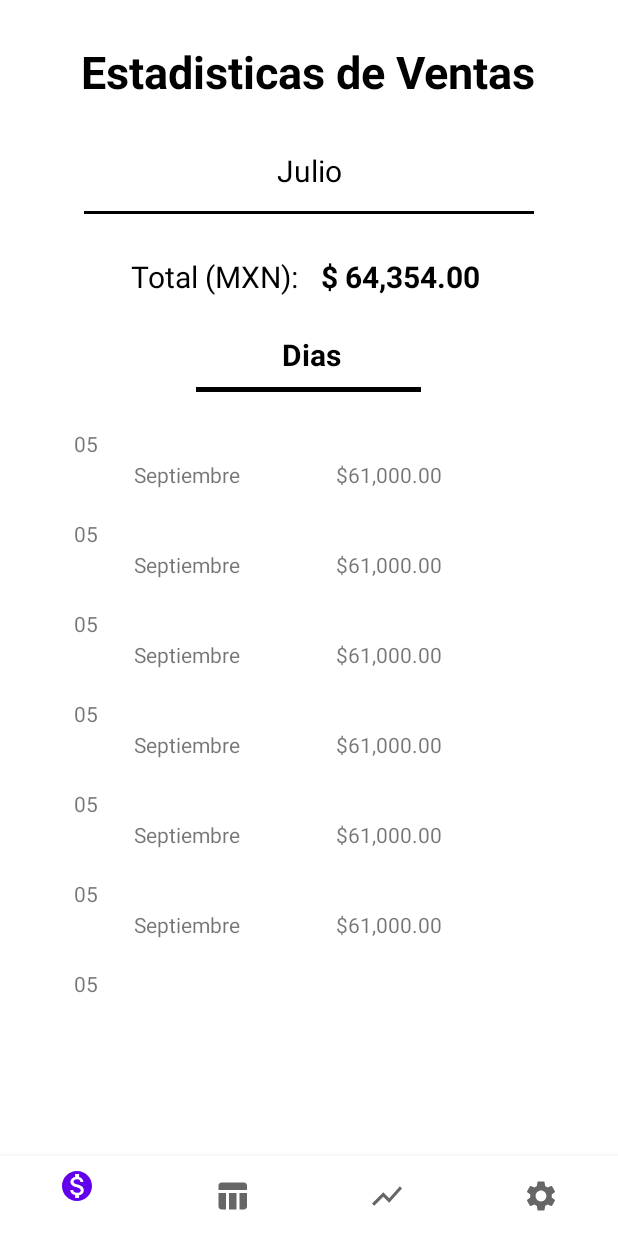
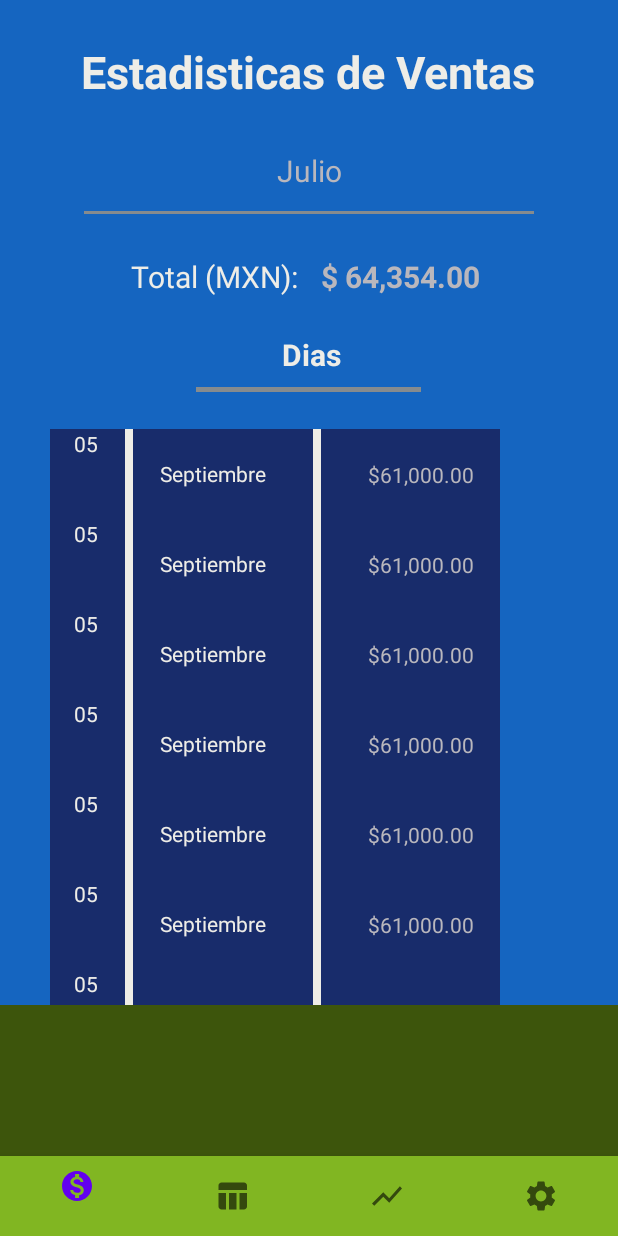
Before and after one commit to glat91/SaleSuit, an Android app: the fragment GraphFragment placed in its activity, on a phone screen of 412 x 824 dp. Run offline under Robolectric (Android 15) with nearby library versions, the phone set to English and light mode, and no system bars; 4 statements that could not run were skipped.

Commit message:
Add: Redesenio

```diff
--- a/app/src/main/res/layout/activity_login.xml
+++ b/app/src/main/res/layout/activity_login.xml
@@ -4,6 +4,7 @@
     xmlns:tools="http://schemas.android.com/tools"
     android:layout_width="match_parent"
     android:layout_height="match_parent"
+    android:background="@color/black"
     tools:context=".ui.LoginActivity">
 
     <androidx.fragment.app.FragmentContainerView
--- a/app/src/main/res/layout/activity_main.xml
+++ b/app/src/main/res/layout/activity_main.xml
@@ -4,6 +4,7 @@
     xmlns:tools="http://schemas.android.com/tools"
     android:layout_width="match_parent"
     android:layout_height="match_parent"
+    android:background="#3D550C"
     tools:context=".ui.MainActivity">
 
     <androidx.fragment.app.FragmentContainerView
@@ -23,6 +24,7 @@
         android:id="@+id/bottomNavigationView"
         android:layout_width="match_parent"
         android:layout_height="53dp"
+        android:background="#81B622"
         app:layout_constraintBottom_toBottomOf="parent"
         app:layout_constraintEnd_toEndOf="parent"
         app:layout_constraintHorizontal_bias="0.0"
--- a/app/src/main/res/layout/fragment_graph.xml
+++ b/app/src/main/res/layout/fragment_graph.xml
@@ -4,6 +4,7 @@
     xmlns:tools="http://schemas.android.com/tools"
     android:layout_width="match_parent"
     android:layout_height="match_parent"
+    android:background="@color/blue_background"
     tools:context=".ui.estadisticas.GraphFragment">
 
 
@@ -12,7 +13,7 @@
         android:layout_width="wrap_content"
         android:layout_height="wrap_content"
         android:text="Estadisticas de Ventas"
-        android:textColor="@color/black"
+        android:textColor="@color/gray_ligth"
         android:textSize="30sp"
         android:textStyle="bold"
         app:layout_constraintBottom_toBottomOf="parent"
@@ -28,7 +29,7 @@
         android:layout_height="wrap_content"
         android:layout_marginTop="32dp"
         android:text="Julio"
-        android:textColor="@color/black"
+        android:textColor="@color/gray_high"
         android:textSize="20sp"
         app:layout_constraintEnd_toEndOf="parent"
         app:layout_constraintStart_toStartOf="parent"
@@ -38,7 +39,7 @@
         android:id="@+id/view2"
         android:layout_width="300dp"
         android:layout_height="2dp"
-        android:background="@color/black"
+        android:background="#868B8E"
         app:layout_constraintBottom_toBottomOf="parent"
         app:layout_constraintEnd_toEndOf="parent"
         app:layout_constraintHorizontal_bias="0.5"
@@ -52,7 +53,7 @@
         android:layout_height="wrap_content"
         android:layout_marginTop="28dp"
         android:text="Total (MXN): "
-        android:textColor="@color/black"
+        android:textColor="@color/gray_ligth"
         android:textSize="20sp"
         app:layout_constraintEnd_toEndOf="parent"
         app:layout_constraintHorizontal_bias="0.296"
@@ -65,7 +66,7 @@
         android:layout_height="wrap_content"
         android:layout_marginTop="28dp"
         android:text="$ 64,354.00"
-        android:textColor="@color/black"
+        android:textColor="@color/gray_high"
         android:textSize="20sp"
         android:textStyle="bold"
         app:layout_constraintEnd_toEndOf="parent"
@@ -79,7 +80,7 @@
         android:layout_height="wrap_content"
         android:layout_marginTop="80dp"
         android:text="Dias"
-        android:textColor="@color/black"
+        android:textColor="@color/gray_ligth"
         android:textSize="20sp"
         android:textStyle="bold"
         app:layout_constraintEnd_toEndOf="parent"
@@ -91,7 +92,7 @@
         android:layout_width="150sp"
         android:layout_height="3dp"
         android:layout_marginTop="8dp"
-        android:background="@color/black"
+        android:background="#868B8E"
         app:layout_constraintEnd_toEndOf="parent"
         app:layout_constraintHorizontal_bias="0.498"
         app:layout_constraintStart_toStartOf="parent"
--- a/app/src/main/res/layout/fragment_inventory.xml
+++ b/app/src/main/res/layout/fragment_inventory.xml
@@ -4,6 +4,7 @@
     xmlns:tools="http://schemas.android.com/tools"
     android:layout_width="match_parent"
     android:layout_height="match_parent"
+    android:background="@color/blue_background"
     tools:context=".ui.inventario.InventoryFragment">
 
     <TextView
@@ -11,7 +12,7 @@
         android:layout_width="wrap_content"
         android:layout_height="wrap_content"
         android:text="Inventario"
-        android:textColor="@color/black"
+        android:textColor="@color/gray_ligth"
         android:textSize="25sp"
         android:textStyle="bold"
         app:layout_constraintEnd_toEndOf="parent"
--- a/app/src/main/res/layout/fragment_sales.xml
+++ b/app/src/main/res/layout/fragment_sales.xml
@@ -4,11 +4,14 @@
     xmlns:tools="http://schemas.android.com/tools"
     android:layout_width="match_parent"
     android:layout_height="match_parent"
-    tools:context=".ui.ventas.SalesFragment">
+    android:background="@color/blue_background"
+    tools:context=".ui.ventas.SalesReport.SalesFragment">
 
 
     <TextView
         android:id="@+id/txt_titleSales"
+        android:textSize="25sp"
+        android:textColor="@color/gray_high"
         android:layout_width="wrap_content"
         android:layout_height="wrap_content"
         android:text="Reporte de Ventas"
--- a/app/src/main/res/layout/item_stats.xml
+++ b/app/src/main/res/layout/item_stats.xml
@@ -3,18 +3,41 @@
     xmlns:app="http://schemas.android.com/apk/res-auto"
     xmlns:tools="http://schemas.android.com/tools"
     android:layout_width="300dp"
-    android:layout_height="60dp">
+    android:layout_height="60dp"
+    android:background="@color/blue01">
 
     <TextView
         android:id="@+id/inp_dayItemStats"
         android:layout_width="wrap_content"
         android:layout_height="wrap_content"
         android:text="05"
+        android:textColor="@color/gray_ligth"
         app:layout_constraintEnd_toEndOf="parent"
         app:layout_constraintHorizontal_bias="0.056"
         app:layout_constraintStart_toStartOf="parent"
         tools:layout_editor_absoluteY="20dp" />
 
+
+    <View
+        android:layout_width="5dp"
+        android:layout_height="match_parent"
+        android:background="@color/gray_ligth"
+        app:layout_constraintBottom_toBottomOf="parent"
+        app:layout_constraintEnd_toStartOf="@+id/inp_monthItemStats"
+        app:layout_constraintHorizontal_bias="0.5"
+        app:layout_constraintStart_toEndOf="@+id/inp_dayItemStats"
+        app:layout_constraintTop_toTopOf="parent" />
+
+    <View
+        android:id="@+id/view3"
+        android:layout_width="5dp"
+        android:layout_height="match_parent"
+        android:background="@color/gray_ligth"
+        app:layout_constraintBottom_toBottomOf="parent"
+        app:layout_constraintEnd_toStartOf="@+id/inp_totalItemSales"
+        app:layout_constraintHorizontal_bias="0.5"
+        app:layout_constraintStart_toEndOf="@+id/inp_monthItemStats"
+        app:layout_constraintTop_toTopOf="parent" />
 
     <TextView
         android:id="@+id/inp_monthItemStats"
@@ -22,19 +45,23 @@
         android:layout_height="wrap_content"
         android:layout_marginStart="20dp"
         android:text="Septiembre"
+        android:textColor="@color/gray_ligth"
         app:layout_constraintBottom_toBottomOf="parent"
         app:layout_constraintEnd_toEndOf="parent"
-        app:layout_constraintHorizontal_bias="0.022"
+        app:layout_constraintHorizontal_bias="0.119"
         app:layout_constraintStart_toEndOf="@+id/inp_dayItemStats"
-        app:layout_constraintTop_toTopOf="parent" />
+        app:layout_constraintTop_toTopOf="parent"
+        app:layout_constraintVertical_bias="0.487" />
 
     <TextView
         android:id="@+id/inp_totalItemSales"
         android:layout_width="wrap_content"
         android:layout_height="wrap_content"
-        android:layout_marginStart="64dp"
+        android:layout_marginStart="68dp"
         android:text="$61,000.00"
+        android:textColor="@color/gray_high"
         app:layout_constraintBottom_toBottomOf="parent"
         app:layout_constraintStart_toEndOf="@+id/inp_monthItemStats"
-        app:layout_constraintTop_toTopOf="parent" />
+        app:layout_constraintTop_toTopOf="parent"
+        app:layout_constraintVertical_bias="0.512" />
 </androidx.constraintlayout.widget.ConstraintLayout>
--- a/app/src/main/res/values/colors.xml
+++ b/app/src/main/res/values/colors.xml
@@ -7,4 +7,9 @@
     <color name="teal_700">#FF018786</color>
     <color name="black">#FF000000</color>
     <color name="white">#FFFFFFFF</color>
+
+    <color name="blue01">#D319215A</color>
+    <color name="blue_background">#1565C0</color>
+    <color name="gray_ligth">#EEEDE7</color>
+    <color name="gray_high">#B9B7BD</color>
 </resources>
```
Also changed, not shown: app/src/main/res/layout/fragment_login.xml (+20 -18 lines), app/src/main/res/layout/fragment_settings.xml (+36 -17 lines), app/src/main/res/layout/item_inventory.xml (+7 -3 lines), app/src/main/res/layout/item_sales.xml (+9 -1 lines), app/src/main/res/drawable/logo.png (added).
